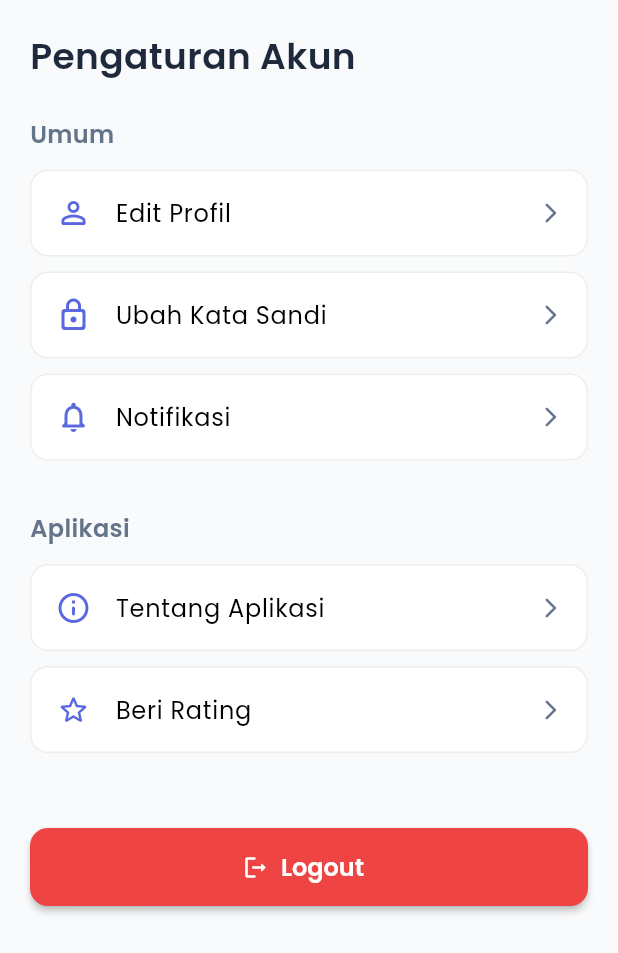
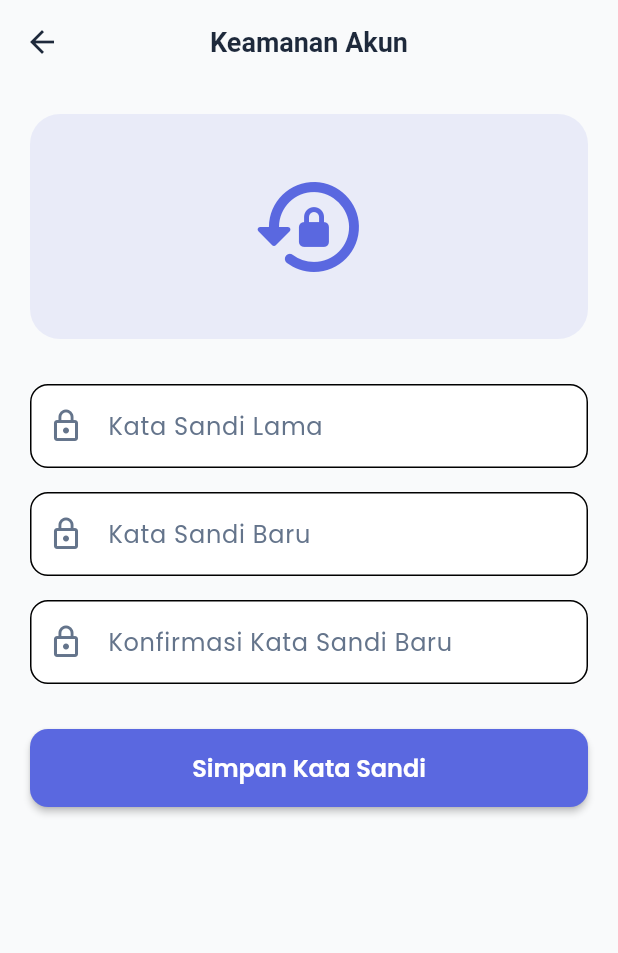
Before and after one commit to Ruumaa/fintrack, a Flutter app: the SettingsPage widget shown alone on an empty page, opened directly, after a tap on "Ubah Kata Sandi", on a phone screen of 412 x 824 dp. Shown: the top 953 px of the screen. Run offline on Flutter 3.47's test engine with Material 3 defaults, Android fonts, the phone set to English and light mode, and no system bars; our stand-ins replace flutter_dotenv, image_picker, supabase_flutter; missing offline and left inert: supabase_auth_ui; accounts and stored records are empty; network calls fail.

Commit message:
feat: add setting user functionalities and adjust auth service

```diff
--- /dev/null
+++ b/lib/features/home/presentation/setting/change_password_page.dart
@@ -0,0 +1,140 @@
+import 'package:fintrack/core/theme/app_color.dart';
+import 'package:flutter/material.dart';
+import 'package:fintrack/features/auth/auth_service.dart';
+
+class ChangePasswordPage extends StatefulWidget {
+  const ChangePasswordPage({super.key});
+
+  @override
+  State<ChangePasswordPage> createState() => _ChangePasswordPageState();
+}
+
+class _ChangePasswordPageState extends State<ChangePasswordPage> {
+  final _oldPassController = TextEditingController();
+  final _newPassController = TextEditingController();
+  final _confirmPassController = TextEditingController();
+  bool _isLoading = false;
+
+  void _handleUpdate() async {
+    // 1. Validasi Input Dasar
+    if (_oldPassController.text.isEmpty || _newPassController.text.isEmpty) {
+      _showSnackBar("Semua kolom harus diisi", isError: true);
+      return;
+    }
+
+    if (_newPassController.text.length < 6) {
+      _showSnackBar("Kata sandi baru minimal 6 karakter", isError: true);
+      return;
+    }
+
+    if (_newPassController.text != _confirmPassController.text) {
+      _showSnackBar("Konfirmasi kata sandi baru tidak cocok", isError: true);
+      return;
+    }
+
+    setState(() => _isLoading = true);
+
+    try {
+      await AuthService().changePassword(
+        oldPassword: _oldPassController.text,
+        newPassword: _newPassController.text,
+      );
+
+      if (mounted) {
+        _showSnackBar("Kata sandi berhasil diperbarui!");
+        Navigator.pop(context);
+      }
+    } catch (e) {
+      setState(() => _isLoading = false);
+
+      // Menangkap pesan error dari Supabase (misal: "Invalid login credentials")
+      String errorMessage = e.toString();
+      if (errorMessage.contains("Invalid login credentials")) {
+        errorMessage = "Kata sandi lama yang Anda masukkan salah.";
+      } else if (errorMessage.contains("Password should be")) {
+        errorMessage = "Kata sandi terlalu lemah.";
+      }
+
+      _showSnackBar(errorMessage, isError: true);
+    }
+  }
+
+  // Helper untuk menampilkan pesan
+  void _showSnackBar(String message, {bool isError = false}) {
+    ScaffoldMessenger.of(context).showSnackBar(
+      SnackBar(
+        content: Text(message),
+        backgroundColor: isError ? Colors.red : Colors.green,
+      ),
+    );
+  }
+
+  @override
+  Widget build(BuildContext context) {
+    return Scaffold(
+      appBar: AppBar(title: const Text("Keamanan Akun")),
+      body: SingleChildScrollView(
+        padding: const EdgeInsets.all(20),
+        child: Column(
+          children: [
+            // Placeholder Image/Illustration Area
+            Container(
+              height: 150,
+              width: double.infinity,
+              decoration: BoxDecoration(
+                color: AppColor.primary.withValues(alpha: 0.1),
+                borderRadius: BorderRadius.circular(20),
+              ),
+              child: const Icon(
+                Icons.lock_reset_rounded,
+                size: 80,
+                color: AppColor.primary,
+              ),
+            ),
+            const SizedBox(height: 30),
+
+            _buildPassField(_oldPassController, "Kata Sandi Lama"),
+            const SizedBox(height: 16),
+            _buildPassField(_newPassController, "Kata Sandi Baru"),
+            const SizedBox(height: 16),
+            _buildPassField(
+              _confirmPassController,
+              "Konfirmasi Kata Sandi Baru",
+            ),
+
+            const SizedBox(height: 30),
+            ElevatedButton(
+              onPressed: _isLoading ? null : _handleUpdate,
+              style: ElevatedButton.styleFrom(
+                backgroundColor: AppColor.primary,
+                minimumSize: const Size(double.infinity, 52),
+                shape: RoundedRectangleBorder(
+                  borderRadius: BorderRadius.circular(12),
+                ),
+              ),
+              child:
+                  _isLoading
+                      ? const CircularProgressIndicator(color: Colors.white)
+                      : const Text(
+                        "Simpan Kata Sandi",
+                        style: TextStyle(color: Colors.white),
+                      ),
+            ),
+          ],
+        ),
+      ),
+    );
+  }
+
+  Widget _buildPassField(TextEditingController ctrl, String label) {
+    return TextFormField(
+      controller: ctrl,
+      obscureText: true,
+      decoration: InputDecoration(
+        labelText: label,
+        border: OutlineInputBorder(borderRadius: BorderRadius.circular(12)),
+        prefixIcon: const Icon(Icons.lock_outline),
+      ),
+    );
+  }
+}
--- a/lib/features/home/presentation/settings_page.dart
+++ b/lib/features/home/presentation/settings_page.dart
@@ -1,16 +1,11 @@
 import 'package:fintrack/features/auth/auth_service.dart';
+import 'package:fintrack/features/home/presentation/setting/change_password_page.dart';
+import 'package:fintrack/features/home/presentation/setting/edit_profile_page.dart';
 import 'package:flutter/material.dart';
 import '../../../core/theme/app_color.dart';
 
 class SettingsPage extends StatelessWidget {
   SettingsPage({super.key});
-
-  // void _handleLogout(BuildContext context) {
-  //   // Implementasi logika logout dan navigasi kembali ke LoginPage
-  //   ScaffoldMessenger.of(context).showSnackBar(
-  //     const SnackBar(content: Text('Anda telah Logout')),
-  //   );
-  // }
 
   // get authservice
   final authService = AuthService();
@@ -43,12 +38,26 @@ class SettingsPage extends StatelessWidget {
           _buildSettingItem(
             icon: Icons.person_outline_rounded,
             title: "Edit Profil",
-            onTap: () {},
+            onTap: () {
+              Navigator.push(
+                context,
+                MaterialPageRoute(
+                  builder: (context) => const EditProfilePage(),
+                ),
+              );
+            },
           ),
           _buildSettingItem(
             icon: Icons.lock_outline_rounded,
             title: "Ubah Kata Sandi",
-            onTap: () {},
+            onTap: () {
+              Navigator.push(
+                context,
+                MaterialPageRoute(
+                  builder: (context) => const ChangePasswordPage(),
+                ),
+              );
+            },
           ),
           _buildSettingItem(
             icon: Icons.notifications_none_rounded,
--- a/lib/models/transaction.dart
+++ b/lib/models/transaction.dart
@@ -51,6 +51,7 @@ class Transaction {
       'amount': amount,
       'note': note,
       'date': date.toIso8601String(),
+      // ignore: deprecated_member_use
       'color': color.value,
     };
   }
--- a/pubspec.yaml
+++ b/pubspec.yaml
@@ -16,7 +16,7 @@ publish_to: 'none' # Remove this line if you wish to publish to pub.dev
 # https://developer.apple.com/library/archive/documentation/General/Reference/InfoPlistKeyReference/Articles/CoreFoundationKeys.html
 # In Windows, build-name is used as the major, minor, and patch parts
 # of the product and file versions while build-number is used as the build suffix.
-version: 1.0.0+4
+version: 1.0.0+6
 
 environment:
   sdk: ^3.7.2
@@ -39,6 +39,7 @@ dependencies:
   supabase_auth_ui: ^0.5.5
   flutter_dotenv: ^6.0.0
   supabase_flutter: ^2.12.0
+  image_picker: ^1.2.1
 
 dev_dependencies:
   flutter_test:
```
Also changed, not shown: lib/features/auth/auth_service.dart (+75 -0 lines), lib/features/auth/data/auth_service.dart (deleted, +0 -11 lines), lib/features/home/presentation/home_page.dart (+14 -3 lines), lib/features/home/presentation/setting/edit_profile_page.dart (added, +246 -0 lines), lib/features/home/presentation/widgets/dashboard_content.dart (+11 -4 lines), pubspec.lock, 5 other files.
